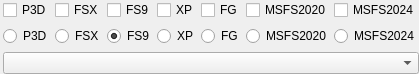
This is src/gui/components/simulatorselector.ui in swift-project/pilotclient as Qt 5 draws it before an edit. The edited form follows.
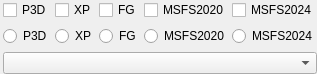
This is the edited form.

The edit to the form file:
```diff
--- a/src/gui/components/simulatorselector.ui
+++ b/src/gui/components/simulatorselector.ui
@@ -51,20 +51,6 @@
         </property>
        </widget>
       </item>
-      <item>
-       <widget class="QCheckBox" name="cb_FSX">
-        <property name="text">
-         <string>FSX</string>
-        </property>
-       </widget>
-      </item>
-      <item>
-       <widget class="QCheckBox" name="cb_FS9">
-        <property name="text">
-         <string>FS9</string>
-        </property>
-       </widget>
-      </item>
       <item>
        <widget class="QCheckBox" name="cb_XPlane">
         <property name="toolTip">
@@ -130,26 +116,6 @@
         </property>
        </widget>
       </item>
-      <item>
-       <widget class="QRadioButton" name="rb_FSX">
-        <property name="text">
-         <string>FSX</string>
-        </property>
-        <property name="checked">
-         <bool>false</bool>
-        </property>
-       </widget>
-      </item>
-      <item>
-       <widget class="QRadioButton" name="rb_FS9">
-        <property name="text">
-         <string>FS9</string>
-        </property>
-        <property name="checked">
-         <bool>true</bool>
-        </property>
-       </widget>
-      </item>
       <item>
        <widget class="QRadioButton" name="rb_XPlane">
         <property name="toolTip">
```
Left out of the diff: 4 changed lines with no effect on the pictures.
